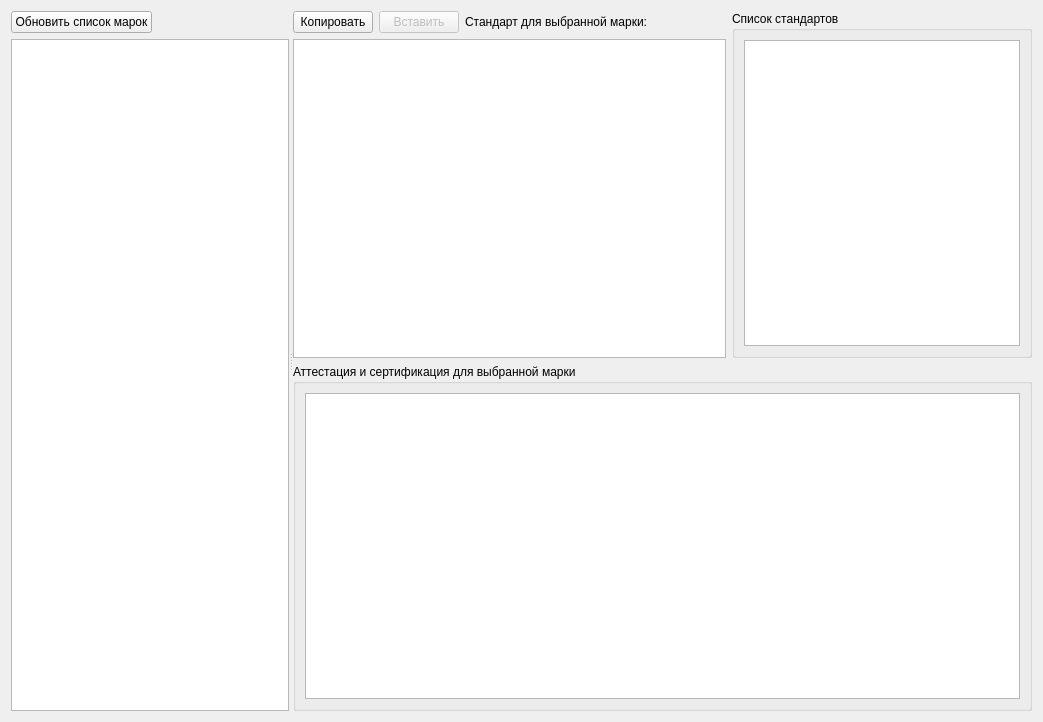
Qt form formnormdoc.ui (Sergeyego/el_sert) before a commit.
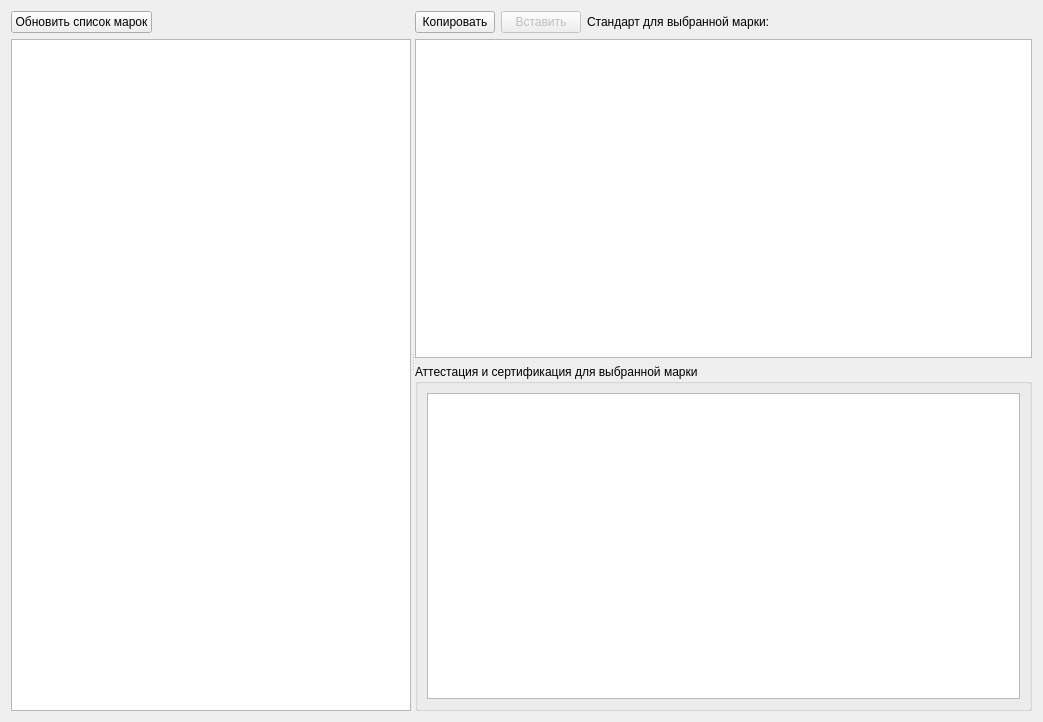
The same form after that commit. Custom widgets are drawn as their Qt base class.

```diff
--- a/formnormdoc.ui
+++ b/formnormdoc.ui
@@ -19,7 +19,7 @@
      <property name="orientation">
       <enum>Qt::Horizontal</enum>
      </property>
-     <widget class="QWidget" name="">
+     <widget class="QWidget" name="layoutWidget">
       <layout class="QVBoxLayout" name="verticalLayout_5">
        <item>
         <layout class="QHBoxLayout" name="horizontalLayout_2">
@@ -109,24 +109,6 @@
            </item>
           </layout>
          </item>
-         <item>
-          <widget class="QGroupBox" name="groupBox">
-           <property name="maximumSize">
-            <size>
-             <width>300</width>
-             <height>16777215</height>
-            </size>
-           </property>
-           <property name="title">
-            <string>Список стандартов</string>
-           </property>
-           <layout class="QVBoxLayout" name="verticalLayout_2">
-            <item>
-             <widget class="DbViewer" name="tableViewListGost"/>
-            </item>
-           </layout>
-          </widget>
-         </item>
         </layout>
        </item>
        <item>
```
